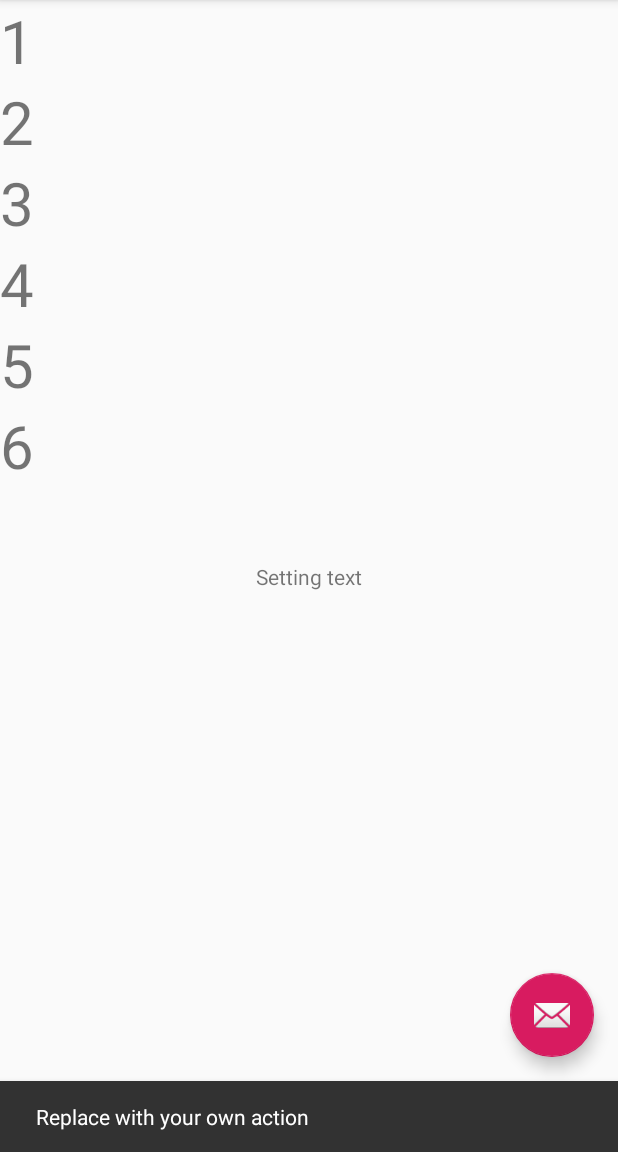
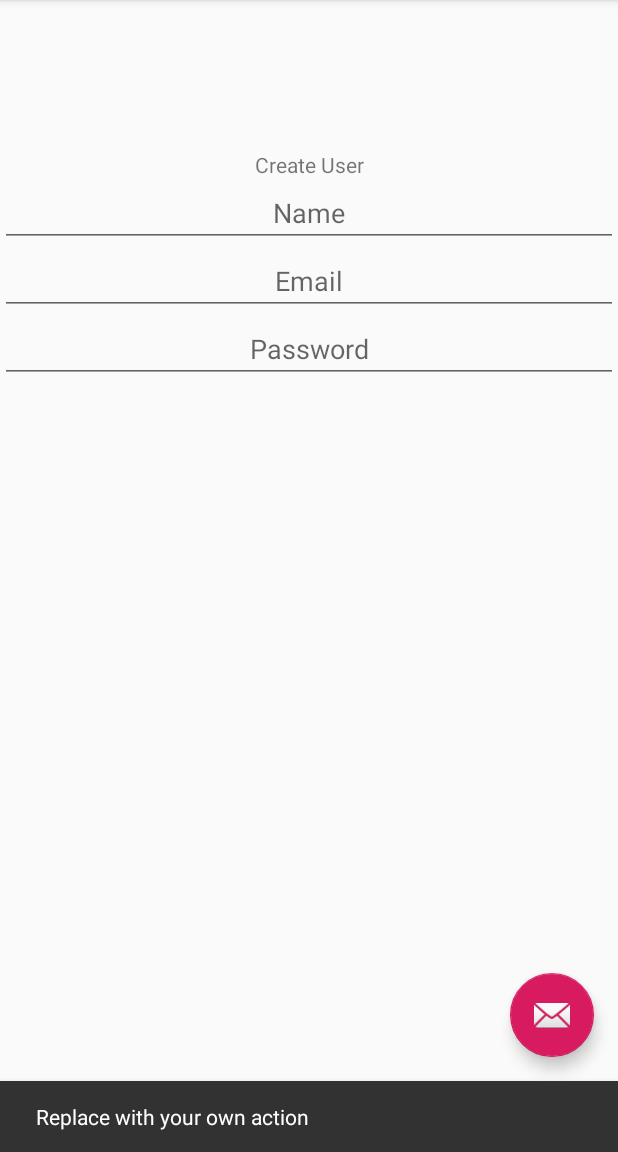
Before and after one commit to amerrit2/PracticeApp, an Android app: the screen it shows after launch (MainActivity), after a tap on an icon or button, on a phone screen of 412 x 824 dp, the part 84-1236 px from its top. Run offline under Robolectric (Android 15) with nearby library versions, the phone set to English and light mode, and no system bars; our stand-ins replace RxJava; libraries missing offline, so code that uses them is left out: io.reactivex.internal.

```diff
--- a/app/build.gradle
+++ b/app/build.gradle
@@ -38,4 +38,6 @@ dependencies {
     implementation 'io.reactivex.rxjava2:rxandroid:2.0.1'
     implementation 'io.reactivex.rxjava2:rxjava:2.2.10'
     implementation 'org.jetbrains.kotlinx:kotlinx-coroutines-android:1.3.2'
+    implementation 'com.fasterxml.jackson.core:jackson-databind:2.10.1'
+
 }
--- a/app/src/main/AndroidManifest.xml
+++ b/app/src/main/AndroidManifest.xml
@@ -2,6 +2,7 @@
 <manifest xmlns:android="http://schemas.android.com/apk/res/android"
     package="com.adam.practiceapp">
 
+    <uses-permission android:name="android.permission.INTERNET"/>
     <application
         android:allowBackup="true"
         android:icon="@mipmap/ic_launcher"
@@ -18,6 +19,9 @@
 
                 <category android:name="android.intent.category.LAUNCHER" />
             </intent-filter>
+            <intent-filter>
+                <action android:name="android.intent.action.VIEW" />
+            </intent-filter>
         </activity>
     </application>
 
--- a/app/src/main/java/com/adam/practiceapp/BlankFragment.kt
+++ b/app/src/main/java/com/adam/practiceapp/LoginFragment.kt
@@ -7,32 +7,28 @@ import androidx.fragment.app.Fragment
 import android.view.LayoutInflater
 import android.view.View
 import android.view.ViewGroup
-
-// TODO: Rename parameter arguments, choose names that match
-// the fragment initialization parameters, e.g. ARG_ITEM_NUMBER
-private const val ARG_PARAM1 = "param1"
-private const val ARG_PARAM2 = "param2"
+import android.widget.EditText
+import android.widget.TextView
+import kotlinx.android.synthetic.*
 
 /**
  * A simple [Fragment] subclass.
  * Activities that contain this fragment must implement the
- * [BlankFragment.OnFragmentInteractionListener] interface
+ * [LoginFragment.OnFragmentInteractionListener] interface
  * to handle interaction events.
- * Use the [BlankFragment.newInstance] factory method to
+ * Use the [LoginFragment.newInstance] factory method to
  * create an instance of this fragment.
  */
-class BlankFragment : Fragment() {
-    // TODO: Rename and change types of parameters
-    private var param1: String? = null
-    private var param2: String? = null
+class LoginFragment : Fragment() {
     private var listener: OnFragmentInteractionListener? = null
+
+    private var nameEntry: EditText? = null
+    private var emailEntry: EditText? = null
+    private var passwordEntry: EditText? = null
 
     override fun onCreate(savedInstanceState: Bundle?) {
         super.onCreate(savedInstanceState)
-        arguments?.let {
-            param1 = it.getString(ARG_PARAM1)
-            param2 = it.getString(ARG_PARAM2)
-        }
+        // Assign arguments
     }
 
     override fun onCreateView(
@@ -40,12 +36,15 @@ class BlankFragment : Fragment() {
         savedInstanceState: Bundle?
     ): View? {
         // Inflate the layout for this fragment
-        return inflater.inflate(R.layout.login_screen, container, false)
-    }
+        val view = inflater.inflate(R.layout.login_screen, container, false)
 
-    // TODO: Rename method, update argument and hook method into UI event
-    fun onButtonPressed(uri: Uri) {
-        listener?.onFragmentInteraction(uri)
+        view.apply {
+            nameEntry = findViewById(R.id.nameEntry)
+            emailEntry = findViewById(R.id.emailEntry)
+            passwordEntry = findViewById(R.id.passwordEntry)
+        }
+
+        return view
     }
 
     override fun onAttach(context: Context) {
@@ -53,7 +52,7 @@ class BlankFragment : Fragment() {
         if (context is OnFragmentInteractionListener) {
             listener = context
         } else {
-            throw RuntimeException(context.toString() + " must implement OnFragmentInteractionListener")
+            throw RuntimeException("${context} must implement OnFragmentInteractionListener")
         }
     }
 
@@ -85,16 +84,11 @@ class BlankFragment : Fragment() {
          *
          * @param param1 Parameter 1.
          * @param param2 Parameter 2.
-         * @return A new instance of fragment BlankFragment.
+         * @return A new instance of fragment LoginFragment.
          */
         // TODO: Rename and change types and number of parameters
         @JvmStatic
-        fun newInstance(param1: String, param2: String) =
-            BlankFragment().apply {
-                arguments = Bundle().apply {
-                    putString(ARG_PARAM1, param1)
-                    putString(ARG_PARAM2, param2)
-                }
-            }
+        fun newInstance() =
+            LoginFragment()
     }
 }
--- a/app/src/main/java/com/adam/practiceapp/MainActivity.kt
+++ b/app/src/main/java/com/adam/practiceapp/MainActivity.kt
@@ -1,6 +1,7 @@
 package com.adam.practiceapp
 
 import android.content.Context
+import android.net.Uri
 import android.os.Bundle
 import android.util.AttributeSet
 import android.util.Log
@@ -26,77 +27,25 @@ import kotlinx.android.synthetic.main.content_main.*
 import kotlinx.coroutines.GlobalScope
 import kotlinx.coroutines.async
 import kotlinx.coroutines.launch
+import loge
+import logi
 import java.util.*
 import java.util.concurrent.TimeUnit
 
-const val TAG = "MAIN_ACTIVITY"
 
-class TextViewAdapter(private val data: List<Int>) : RecyclerView.Adapter<TextViewAdapter.TextViewHolder>() {
-    init {
-        Log.i("MAIN", "Creating textViewAdapter")
-    }
-    class TextViewHolder(val view: TextView) : RecyclerView.ViewHolder(view)
-
-    override fun onCreateViewHolder(parent: ViewGroup, viewType: Int): TextViewHolder {
-        Log.i("MAIN", "Creating $viewType")
-        val textView = TextView(parent.context)
-        textView.textSize = 40F
-        return TextViewHolder(textView)
-    }
-
-    override fun getItemCount(): Int {
-        return data.size
-    }
-
-    override fun onBindViewHolder(holder: TextViewHolder, position: Int) {
-        val item = data[position]
-        holder.view.text = "$item"
-    }
-}
-
-class MainActivity : AppCompatActivity() {
+class MainActivity : AppCompatActivity(), LoginFragment.OnFragmentInteractionListener {
     override fun onCreate(savedInstanceState: Bundle?) {
         super.onCreate(savedInstanceState)
         setContentView(R.layout.activity_main)
         setSupportActionBar(toolbar)
 
-
-        val myData = mutableListOf(1, 2, 3)
-        val adapter = TextViewAdapter(myData)
-        myRecycler.adapter = adapter
-        myRecycler.layoutManager = LinearLayoutManager(this)
-
-        val myList = listOf(1, 2, 3)
-
-        myList.toObservable()
-            .map {
-                Log.e(TAG, "Mapping on thread: ${Thread.currentThread().name}")
-                it + 3
-            }
-            .subscribeOn(Schedulers.computation())
-            .observeOn(AndroidSchedulers.mainThread())
-            .subscribe({
-                Log.e(TAG, "Adding on ${Thread.currentThread().name}")
-                myData.add(it)
-                adapter.notifyDataSetChanged()
-                textView.text = "Setting text"
-            }, {
-                Log.e("MAIN", it.message ?: "Error message not found")
-                throw it
-            })
-
-        GlobalScope.launch {
-            val result = Service.makeRequest()
-            runOnUiThread {
-                myData.add(123)
-                adapter.notifyDataSetChanged()
-                textView.text = result.toString()
-            }
-        }
-
         fab.setOnClickListener { view ->
             Snackbar.make(view, "Replace with your own action", Snackbar.LENGTH_LONG)
                 .setAction("Action", null).show()
+
+            supportFragmentManager.beginTransaction().add(R.id.mainContainer,
+                LoginFragment.newInstance())
+                .commit()
         }
     }
 
@@ -115,4 +64,8 @@ class MainActivity : AppCompatActivity() {
             else -> super.onOptionsItemSelected(item)
         }
     }
+
+    override fun onFragmentInteraction(uri: Uri) {
+        loge("On fragment interaction called")
+    }
 }
--- /dev/null
+++ b/app/src/main/res/layout-v26/login_screen.xml
@@ -0,0 +1,56 @@
+<?xml version="1.0" encoding="utf-8"?>
+<androidx.constraintlayout.widget.ConstraintLayout xmlns:android="http://schemas.android.com/apk/res/android"
+    xmlns:app="http://schemas.android.com/apk/res-auto"
+    xmlns:tools="http://schemas.android.com/tools"
+    android:layout_width="match_parent"
+    android:layout_height="match_parent"
+    android:layout_alignWithParentIfMissing="false"
+    android:orientation="vertical"
+    tools:context=".LoginFragment">
+
+
+    <TextView
+        android:id="@+id/createUserText"
+        android:layout_width="match_parent"
+        android:layout_height="wrap_content"
+        android:layout_marginTop="100dp"
+        android:text="@string/create_user"
+        android:textAlignment="center"
+        app:layout_constraintLeft_toLeftOf="parent"
+        app:layout_constraintRight_toRightOf="parent"
+        app:layout_constraintTop_toTopOf="parent" />
+
+    <EditText
+        android:id="@+id/nameEntry"
+        android:layout_width="match_parent"
+        android:layout_height="wrap_content"
+        android:autofillHints="name"
+        android:ems="10"
+        android:hint="@string/name_hint"
+        android:inputType="textPersonName"
+        android:textAlignment="center"
+        app:layout_constraintTop_toBottomOf="@id/createUserText"/>
+
+    <EditText
+        android:id="@+id/emailEntry"
+        android:layout_width="match_parent"
+        android:layout_height="wrap_content"
+        android:autofillHints="email"
+        android:ems="10"
+        android:hint="@string/email_hint"
+        android:inputType="textEmailAddress"
+        android:textAlignment="center"
+        app:layout_constraintTop_toBottomOf="@id/nameEntry" />
+
+    <EditText
+        android:id="@+id/passwordEntry"
+        android:layout_width="match_parent"
+        android:layout_height="wrap_content"
+        android:autofillHints="password"
+        android:ems="10"
+        android:hint="@string/password_hint"
+        android:inputType="textPassword"
+        android:textAlignment="center"
+        app:layout_constraintTop_toBottomOf="@id/emailEntry" />
+
+</androidx.constraintlayout.widget.ConstraintLayout>
--- a/app/src/main/res/layout/content_main.xml
+++ b/app/src/main/res/layout/content_main.xml
@@ -6,27 +6,7 @@
     android:layout_height="match_parent"
     app:layout_behavior="@string/appbar_scrolling_view_behavior"
     tools:context=".MainActivity"
-    tools:showIn="@layout/activity_main">
-
-    <androidx.recyclerview.widget.RecyclerView
-        android:id="@+id/myRecycler"
-        android:layout_width="match_parent"
-        android:layout_height="match_parent"
-        app:layout_constraintBottom_toBottomOf="parent"
-        app:layout_constraintLeft_toLeftOf="parent"
-        app:layout_constraintRight_toRightOf="parent"
-        app:layout_constraintTop_toTopOf="parent">
-
-    </androidx.recyclerview.widget.RecyclerView>
-
-    <TextView
-        android:id="@+id/textView"
-        android:layout_width="wrap_content"
-        android:layout_height="wrap_content"
-        android:text="Text not set"
-        app:layout_constraintBottom_toBottomOf="parent"
-        app:layout_constraintLeft_toLeftOf="parent"
-        app:layout_constraintRight_toRightOf="parent"
-        app:layout_constraintTop_toTopOf="parent"/>
+    tools:showIn="@layout/activity_main"
+    android:id="@+id/mainContainer">
 
 </androidx.constraintlayout.widget.ConstraintLayout>
--- a/app/src/main/res/layout/login_screen.xml
+++ b/app/src/main/res/layout/login_screen.xml
@@ -1,14 +1,60 @@
 <?xml version="1.0" encoding="utf-8"?>
-<FrameLayout xmlns:android="http://schemas.android.com/apk/res/android"
+<LinearLayout xmlns:android="http://schemas.android.com/apk/res/android"
+    xmlns:app="http://schemas.android.com/apk/res-auto"
     xmlns:tools="http://schemas.android.com/tools"
     android:layout_width="match_parent"
     android:layout_height="match_parent"
-    tools:context=".BlankFragment">
+    android:orientation="vertical"
+    tools:context=".LoginFragment">
 
-    <!-- TODO: Update blank fragment layout -->
-    <TextView
+    <androidx.constraintlayout.widget.Guideline
+        android:id="@+id/guideline2"
         android:layout_width="match_parent"
         android:layout_height="match_parent"
-        android:text="@string/hello_blank_fragment" />
+        android:layout_weight="1"
+        android:orientation="vertical">
 
-</FrameLayout>
+        <TextView
+            android:id="@+id/createUserText"
+            android:layout_width="match_parent"
+            android:layout_height="wrap_content"
+            android:text="@string/create_user"
+            android:textAlignment="center" />
+
+        <EditText
+            android:id="@+id/nameEntry"
+            android:layout_width="match_parent"
+            android:layout_height="wrap_content"
+            android:layout_weight="1"
+            android:ems="10"
+            android:hint="@string/name_hint"
+            android:inputType="textPersonName"
+            android:textAlignment="center"
+            android:autofillHints="name"/>
+
+        <EditText
+            android:id="@+id/emailEntry"
+            android:layout_width="match_parent"
+            android:layout_height="wrap_content"
+            android:layout_weight="1"
+            android:ems="10"
+            android:hint="@string/email_hint"
+            android:inputType="textEmailAddress"
+            android:autofillHints="email"/>
+
+        <EditText
+            android:id="@+id/passwordEntry"
+            android:layout_width="match_parent"
+            android:layout_height="wrap_content"
+            android:layout_weight="1"
+            android:ems="10"
+            android:hint="@string/email_hint"
+            android:inputType="textPassword"
+            android:autofillHints="password"/>
+
+
+    </androidx.constraintlayout.widget.Guideline>
+
+
+
+</LinearLayout>
--- a/app/src/main/res/values/strings.xml
+++ b/app/src/main/res/values/strings.xml
@@ -4,5 +4,9 @@
 
     <!-- TODO: Remove or change this placeholder text -->
     <string name="hello_blank_fragment">Hello blank fragment</string>
+    <string name="create_user">Create User</string>
+    <string name="name_hint">Name</string>
+    <string name="email_hint">Email</string>
+    <string name="password_hint">Password</string>
 
 </resources>
```
Also changed, not shown: app/src/main/java/com/adam/practiceapp/Service.kt (+26 -24 lines), app/src/main/java/com/adam/practiceapp/log_util.kt (added, +66 -0 lines).
